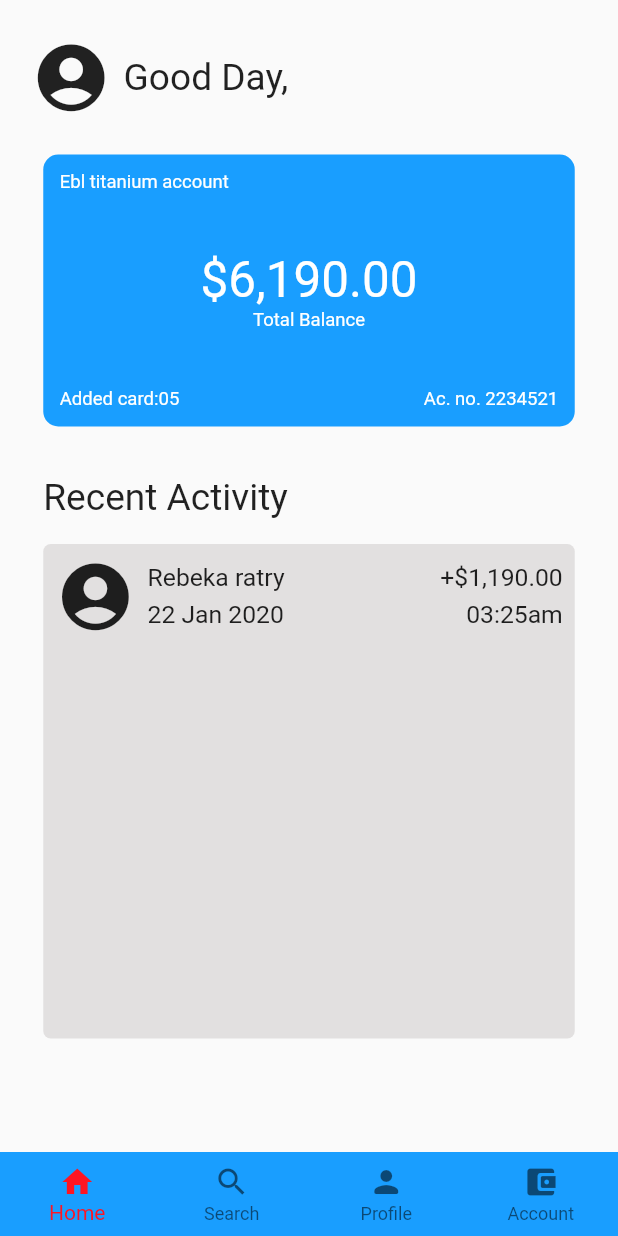
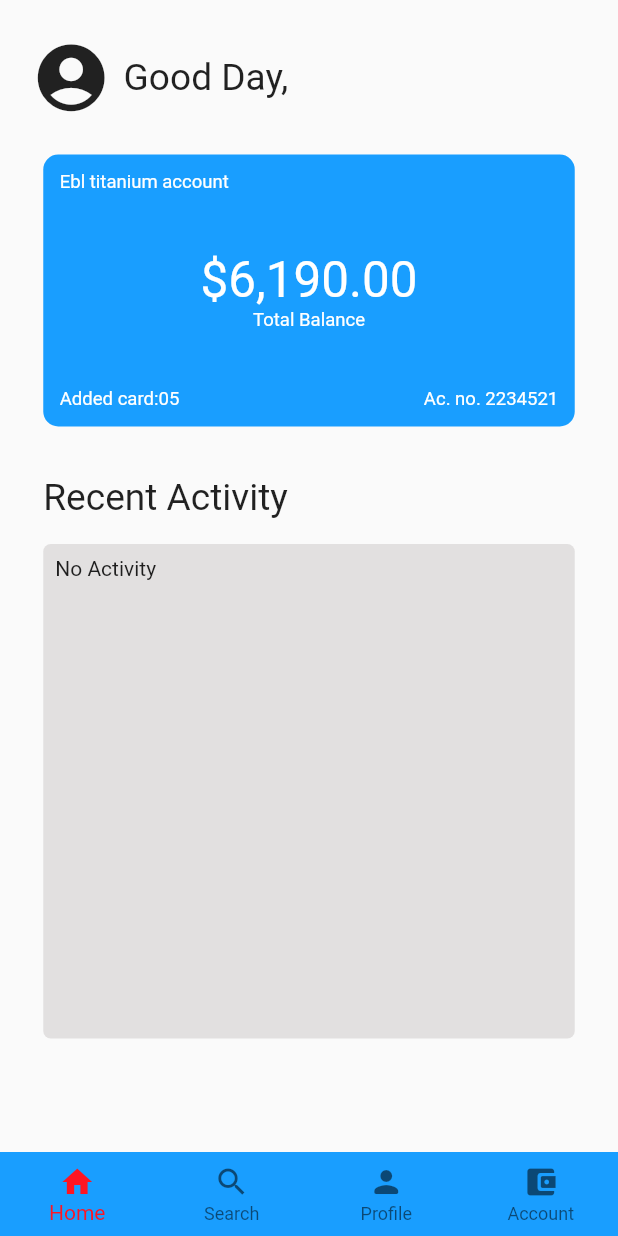
Before and after one commit to ayushbudh/carpool, a Flutter app: the screen it shows once a user with an empty profile is signed in, on a phone screen of 412 x 824 dp. Run offline on Flutter 3.47's test engine with Material 2 defaults, Android fonts, the light colour scheme and no system bars; our stand-ins replace cloud_firestore, firebase_auth, firebase_core, geolocator, google_maps_flutter, google_sign_in and 2 more; missing offline and left inert: flutter_polyline_points; accounts and stored records are empty; generated files the repository leaves out were written again.

Commit message:
MVP complete

```diff
--- a/lib/screens/home_screen.dart
+++ b/lib/screens/home_screen.dart
@@ -136,36 +136,7 @@ class HomeScreen extends StatelessWidget {
                 Row(
                   mainAxisAlignment: MainAxisAlignment.spaceBetween,
                   children: [
-                    Row(
-                      children: [
-                        Padding(
-                          padding: const EdgeInsets.only(right: 8.0),
-                          child: Icon(Icons.account_circle,
-                              size: heightSize * 0.065),
-                        ),
-                        Column(
-                          crossAxisAlignment: CrossAxisAlignment.start,
-                          mainAxisSize: MainAxisSize.min,
-                          children: [
-                            buildText('Rebeka ratry',
-                                TextStyle(fontSize: widthSize * 0.04)),
-                            Padding(padding: const EdgeInsets.all(3)),
-                            buildText('22 Jan 2020',
-                                TextStyle(fontSize: widthSize * 0.04)),
-                          ],
-                        ),
-                      ],
-                    ),
-                    Column(
-                      crossAxisAlignment: CrossAxisAlignment.end,
-                      children: [
-                        buildText('+\$1,190.00',
-                            TextStyle(fontSize: widthSize * 0.04)),
-                        Padding(padding: const EdgeInsets.all(3)),
-                        buildText(
-                            '03:25am', TextStyle(fontSize: widthSize * 0.04)),
-                      ],
-                    )
+                    Text('No Activity'),
                   ],
                 ),
               ],
```
Also changed, not shown: lib/screens/account_screen.dart (+4 -4 lines), lib/screens/driver_screens/map_drive_widget.dart (+15 -12 lines), lib/screens/map_screen.dart (+36 -15 lines), lib/services/firebase_service.dart (+33 -7 lines), 1 other file.
